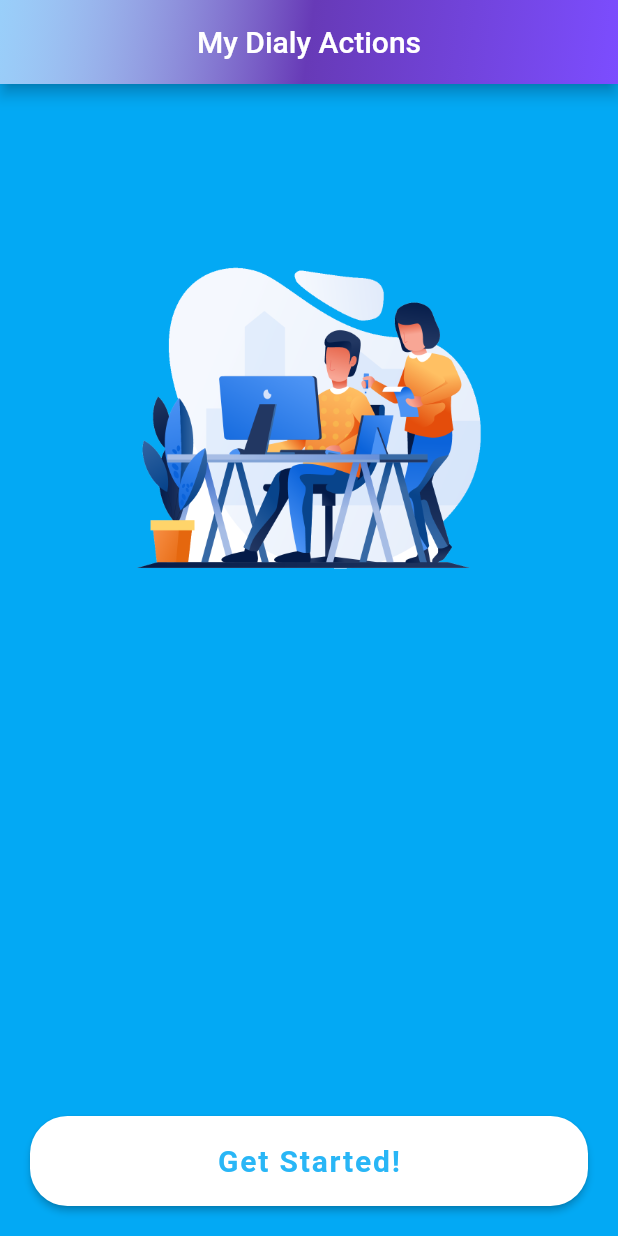
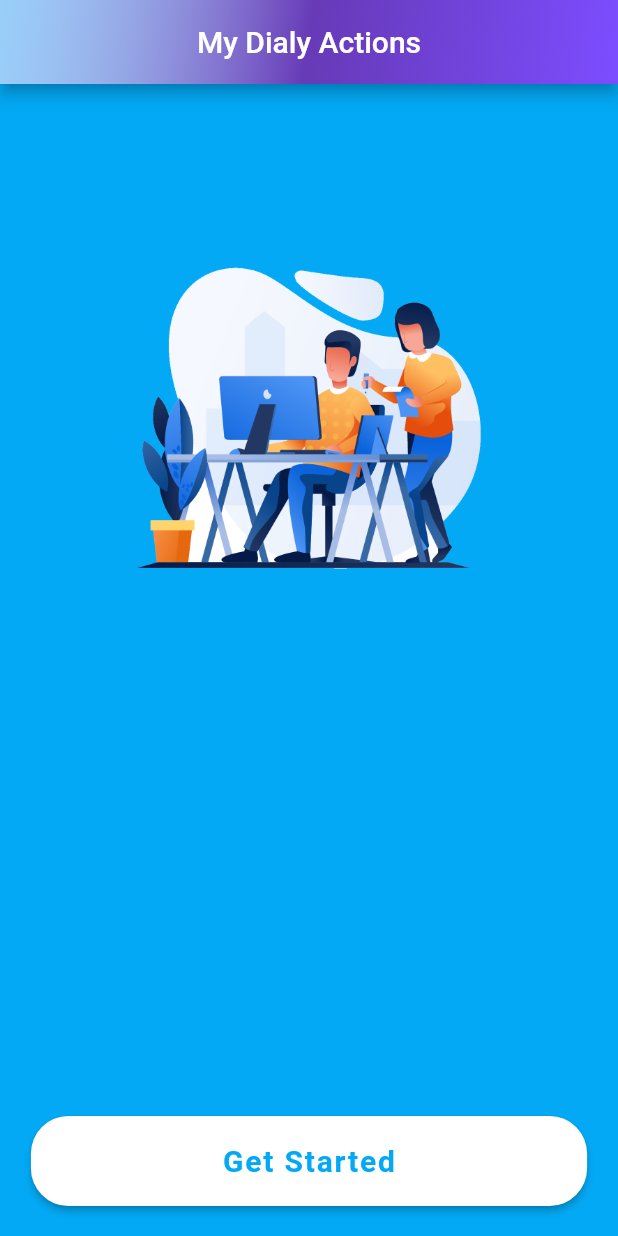
Before and after one commit to mahirAbdAlazimMokhtar/dialy_actions, a Flutter app: the screen it shows after launch, on a phone screen of 412 x 824 dp. Run offline on Flutter 3.47's test engine with Material 2 defaults, Android fonts, the phone set to English and light mode, and no system bars.

Commit message:
First Setup & intro Screen

```diff
--- a/lib/main.dart
+++ b/lib/main.dart
@@ -16,10 +16,35 @@ class MyApp extends StatelessWidget {
     return MaterialApp(
       home: IntroScreen(),
       routes: {
-        'login': (context) => AuthScreen(),
+        'login': (context) => AuthScreen(
+              authType: AuthType.login,
+            ),
+        'register': (context) => AuthScreen(
+              authType: AuthType.register,
+            ),
       },
+      //this for custome theme to your app
       theme: ThemeData(
-        inputDecorationTheme: InputDecorationTheme(),
+        inputDecorationTheme: InputDecorationTheme(
+            //this for give color
+            fillColor: Color(0xfff2f9fc),
+            filled: true,
+            disabledBorder: OutlineInputBorder(
+                borderRadius: BorderRadius.circular(25),
+                borderSide: BorderSide(
+                  color: Colors.grey,
+                )),
+            enabledBorder: OutlineInputBorder(
+              borderSide: BorderSide(color: Colors.grey),
+              borderRadius: BorderRadius.circular(25),
+            ),
+            focusedBorder: OutlineInputBorder(
+                borderRadius: BorderRadius.circular(
+                  25,
+                ),
+                borderSide: BorderSide(
+                  color: Colors.grey.shade400,
+                ))),
       ),
     );
   }
--- a/lib/screen/intro_screen.dart
+++ b/lib/screen/intro_screen.dart
@@ -1,4 +1,5 @@
 import 'package:flutter/material.dart';
+import 'package:test_app/widget/original_button.dart';
 
 class IntroScreen extends StatelessWidget {
   const IntroScreen({Key? key}) : super(key: key);
@@ -38,28 +39,11 @@ class IntroScreen extends StatelessWidget {
                   'assets/images/logo.png',
                 ),
               ),
-              SizedBox(
-                height: 60,
-                width: double.infinity,
-                child: RaisedButton(
-                  onPressed: () {
-                    Navigator.of(context).pushNamed('login');
-                    print('Clicked me');
-                  },
-                  color: Colors.white,
-                  child: Text(
-                    'Get Started!',
-                    style: TextStyle(
-                      fontSize: 20,
-                      letterSpacing: 1.2,
-                      color: Colors.lightBlue[400],
-                      fontWeight: FontWeight.bold,
-                    ),
-                  ),
-                  shape: RoundedRectangleBorder(
-                    borderRadius: BorderRadius.circular(25),
-                  ),
-                ),
+              OriginalButton(
+                text: 'Get Started',
+                onPressed: () => Navigator.of(context).pushNamed('login'),
+                bgColor: Colors.white,
+                textColor: Colors.lightBlue,
               ),
             ],
           ),
--- /dev/null
+++ b/lib/widget/original_button.dart
@@ -0,0 +1,40 @@
+import 'package:flutter/material.dart';
+
+class OriginalButton extends StatelessWidget {
+  final String text;
+  final VoidCallback onPressed;
+  final Color bgColor;
+  final Color textColor;
+
+  const OriginalButton(
+      {Key? key,
+      required this.text,
+      required this.onPressed,
+      required this.bgColor,
+      required this.textColor})
+      : super(key: key);
+
+  @override
+  Widget build(BuildContext context) {
+    return SizedBox(
+      height: 60,
+      width: MediaQuery.of(context).size.width * .9,
+      child: RaisedButton(
+        onPressed: onPressed,
+        color: bgColor,
+        child: Text(
+          text,
+          style: TextStyle(
+            fontSize: 20,
+            letterSpacing: 1.2,
+            color: textColor,
+            fontWeight: FontWeight.bold,
+          ),
+        ),
+        shape: RoundedRectangleBorder(
+          borderRadius: BorderRadius.circular(25),
+        ),
+      ),
+    );
+  }
+}
```
Also changed, not shown: lib/screen/auth_screen.dart (+8 -2 lines), lib/widget/auth_form.dart (+40 -1 lines), 6 other files.
